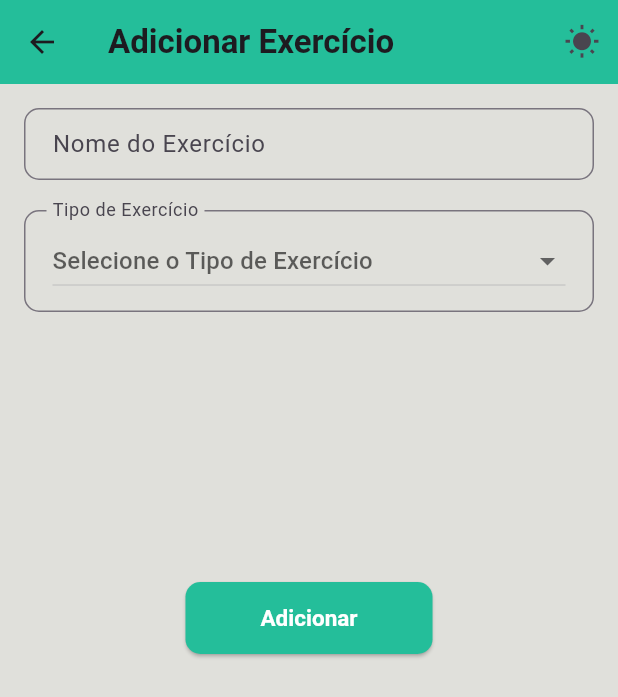
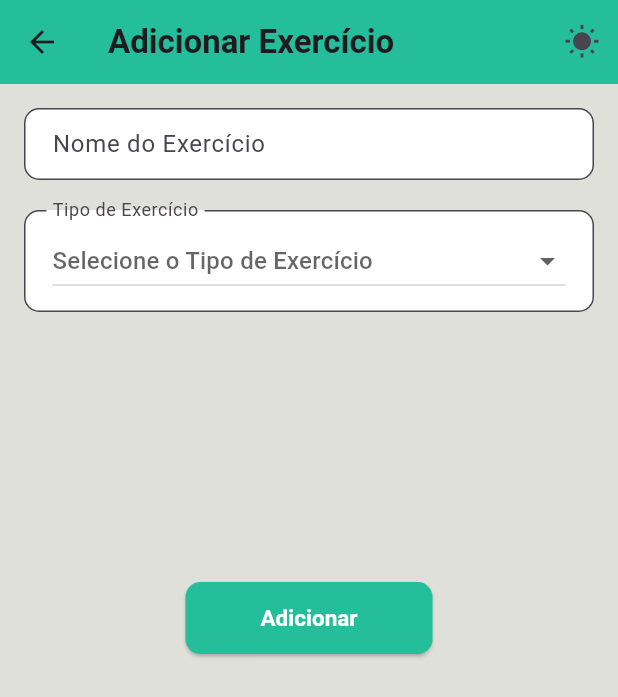
Before and after one commit to isabela-tvitek/EvoluGym, a Flutter app: the AddExerciseScreen screen opened by its route, on a phone screen of 412 x 824 dp. Shown: the top 697 px of the screen. Run offline on Flutter 3.47's test engine with Material 3 defaults, Android fonts, the light colour scheme and no system bars; our stand-ins replace dio, retrofit; generated files the repository leaves out were written again.

Commit message:
ajuste aparencia do adicionar exercício

```diff
--- a/lib/screens/add_exercise_screen.dart
+++ b/lib/screens/add_exercise_screen.dart
@@ -87,6 +87,8 @@ class _AddExerciseScreenState extends State<AddExerciseScreen> {
     final theme = Theme.of(context);
     final inputDecoration = InputDecoration(
       labelText: "Nome do Exercício",
+      filled: true,
+      fillColor: Colors.white,
       border: OutlineInputBorder(
         borderRadius: BorderRadius.circular(10),
         borderSide: BorderSide(
@@ -139,7 +141,6 @@ class _AddExerciseScreenState extends State<AddExerciseScreen> {
                 ),
               ),
               const SizedBox(height: 20),
-
               InputDecorator(
                 decoration: inputDecoration.copyWith(
                   labelText: 'Tipo de Exercício',
@@ -162,7 +163,6 @@ class _AddExerciseScreenState extends State<AddExerciseScreen> {
                 ),
               ),
               const SizedBox(height: 180),
-
               Align(
                 alignment: Alignment.center,
                 child: ElevatedButton(
@@ -170,7 +170,8 @@ class _AddExerciseScreenState extends State<AddExerciseScreen> {
                   style: ElevatedButton.styleFrom(
                     foregroundColor: Colors.white,
                     backgroundColor: const Color(0xFF24BE9A),
-                    padding: const EdgeInsets.symmetric(vertical: 15, horizontal: 50),
+                    padding: const EdgeInsets.symmetric(
+                        vertical: 15, horizontal: 50),
                     shape: RoundedRectangleBorder(
                       borderRadius: BorderRadius.circular(10),
                     ),
```
